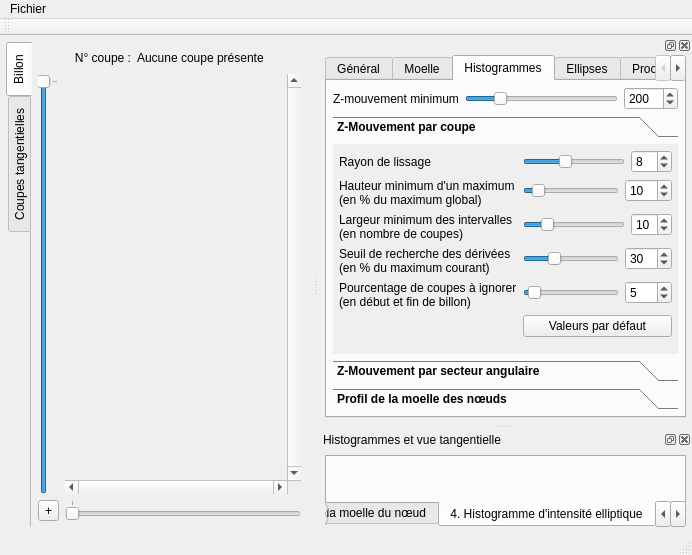
Qt form ui/mainwindow.ui (akrah/TKDetection) before a commit.
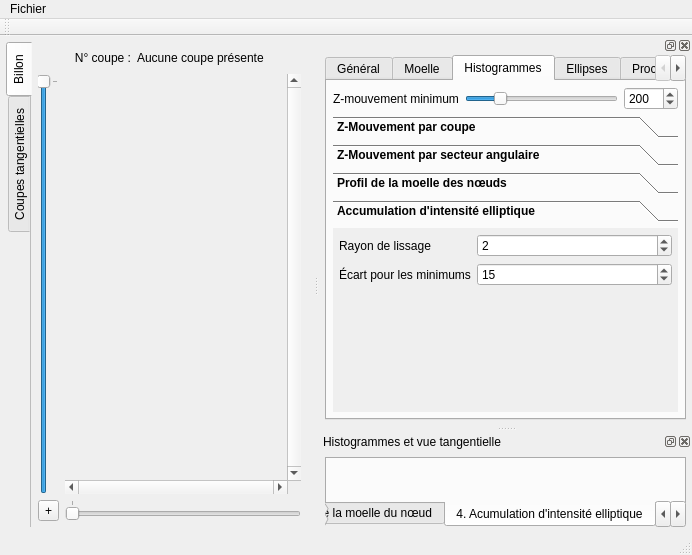
The same form after that commit. The open tabs and pages were chosen to show the change. Custom widgets are drawn as their Qt base class.

Commit message: Ajout de paramètres pour les histogrammes des coupes tangentielles + corrections étapes tangentielles

Patch:
```diff
--- a/ui/mainwindow.ui
+++ b/ui/mainwindow.ui
@@ -1842,6 +1842,65 @@
              </item>
             </layout>
            </widget>
+           <widget class="QWidget" name="page_8">
+            <attribute name="label">
+             <string>Accumulation d'intensité elliptique</string>
+            </attribute>
+            <layout class="QFormLayout" name="formLayout_9">
+             <item row="0" column="0">
+              <widget class="QLabel" name="label_33">
+               <property name="font">
+                <font>
+                 <weight>50</weight>
+                 <bold>false</bold>
+                </font>
+               </property>
+               <property name="text">
+                <string>Rayon de lissage</string>
+               </property>
+              </widget>
+             </item>
+             <item row="0" column="1">
+              <widget class="QSpinBox" name="_spinEllipticalAccumulationSmoothingRadius">
+               <property name="font">
+                <font>
+                 <weight>50</weight>
+                 <bold>false</bold>
+                </font>
+               </property>
+               <property name="value">
+                <number>2</number>
+               </property>
+              </widget>
+             </item>
+             <item row="1" column="0">
+              <widget class="QLabel" name="label_34">
+               <property name="font">
+                <font>
+                 <weight>50</weight>
+                 <bold>false</bold>
+                </font>
+               </property>
+               <property name="text">
+                <string>Écart pour les minimums</string>
+               </property>
+              </widget>
+             </item>
+             <item row="1" column="1">
+              <widget class="QSpinBox" name="_spinEllipticalAccumulationMinimumGap">
+               <property name="font">
+                <font>
+                 <weight>50</weight>
+                 <bold>false</bold>
+                </font>
+               </property>
+               <property name="value">
+                <number>15</number>
+               </property>
+              </widget>
+             </item>
+            </layout>
+           </widget>
           </widget>
          </item>
         </layout>
@@ -2779,7 +2838,7 @@
        </widget>
        <widget class="QWidget" name="tab_5">
         <attribute name="title">
-         <string>4. Histogramme d'intensité elliptique</string>
+         <string>4. Acumulation d'intensité elliptique</string>
         </attribute>
         <layout class="QVBoxLayout" name="verticalLayout_7">
          <item>
```
Left out of the diff: 26 changed lines with no effect on the pictures. The commit also changes 8 other files.
